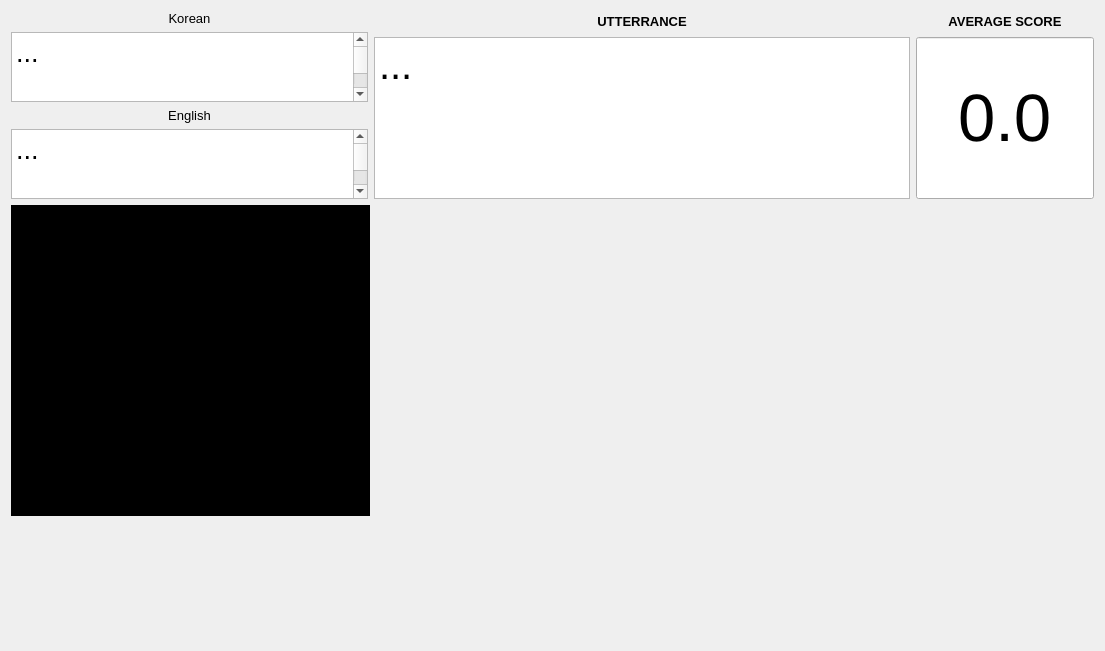
This is tts_gui_experiment/patientdialog.ui in Sebnor-Doc/Collect_Data as Qt 5 draws it before an edit. The edited form follows.
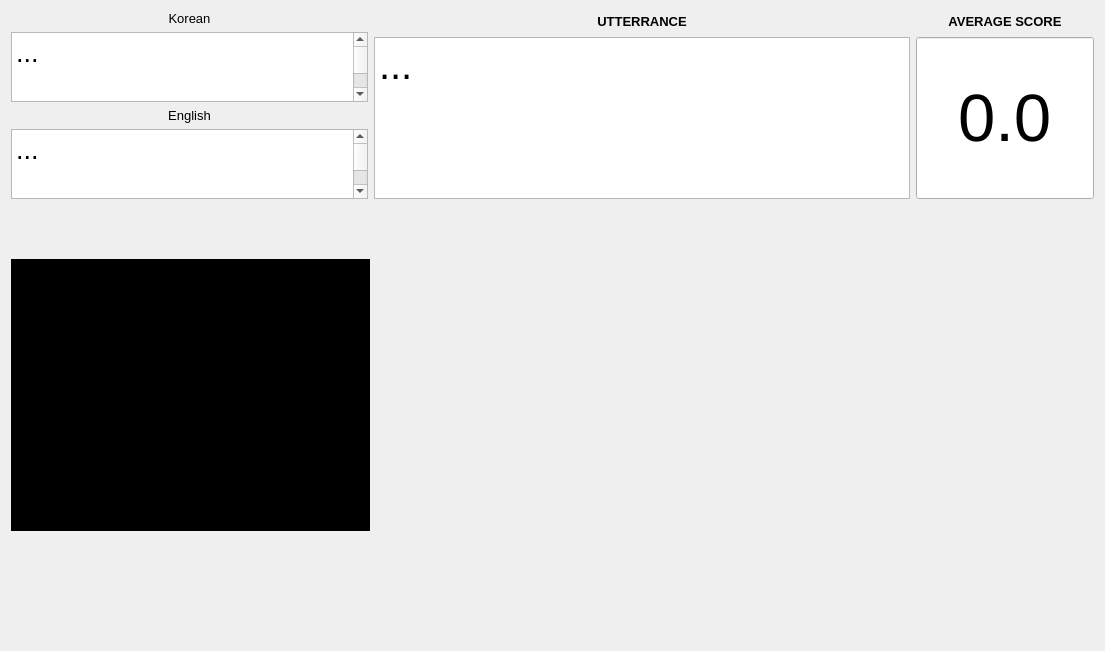
This is the edited form. Custom widgets are drawn as their Qt base class.

Commit message: Show play ref cues as labels with bold and increased font one as the current trial.

Patch:
```diff
--- a/tts_gui_experiment/patientdialog.ui
+++ b/tts_gui_experiment/patientdialog.ui
@@ -167,10 +167,13 @@
      <item>
       <layout class="QHBoxLayout" name="score_plot_layout" stretch="1,2">
        <item>
-        <layout class="QVBoxLayout" name="video_layout" stretch="5,2">
+        <layout class="QVBoxLayout" name="video_layout" stretch="1,5,2">
          <property name="sizeConstraint">
           <enum>QLayout::SetMinimumSize</enum>
          </property>
+         <item>
+          <layout class="QHBoxLayout" name="play_ref_layout"/>
+         </item>
          <item>
           <widget class="QLabel" name="videoFeed">
            <property name="sizePolicy">
```
The commit also changes 3 other files.
